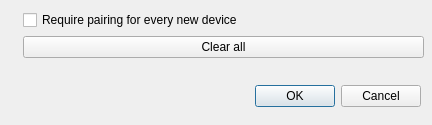
Old version of the form src/ui/SettingsDevices/settingsdevices.ui in the repository GrzybDev/OpenMicServer.
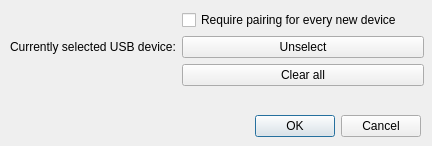
New version of the form.

Commit message: Added ability to reset selected usb device in Devices Settings

The edit to the form file:
```diff
--- a/src/ui/SettingsDevices/settingsdevices.ui
+++ b/src/ui/SettingsDevices/settingsdevices.ui
@@ -7,7 +7,7 @@
     <x>0</x>
     <y>0</y>
     <width>432</width>
-    <height>125</height>
+    <height>146</height>
    </rect>
   </property>
   <property name="minimumSize">
@@ -19,7 +19,7 @@
   <property name="maximumSize">
    <size>
     <width>432</width>
-    <height>125</height>
+    <height>146</height>
    </size>
   </property>
   <property name="windowTitle">
@@ -29,7 +29,7 @@
    <property name="geometry">
     <rect>
      <x>80</x>
-     <y>80</y>
+     <y>110</y>
      <width>341</width>
      <height>32</height>
     </rect>
@@ -47,7 +47,7 @@
      <x>10</x>
      <y>10</y>
      <width>414</width>
-     <height>61</height>
+     <height>90</height>
     </rect>
    </property>
    <layout class="QFormLayout" name="formLayout">
@@ -58,20 +58,34 @@
       </property>
      </widget>
     </item>
-    <item row="1" column="1">
+    <item row="3" column="1">
      <widget class="QPushButton" name="clearAllBtn">
       <property name="text">
        <string>Clear all</string>
       </property>
      </widget>
     </item>
-    <item row="1" column="0">
+    <item row="3" column="0">
      <widget class="QLabel" name="pairedLbl">
       <property name="text">
        <string/>
       </property>
      </widget>
     </item>
+    <item row="1" column="0">
+     <widget class="QLabel" name="usbSelectedLbl">
+      <property name="text">
+       <string>Currently selected USB device:</string>
+      </property>
+     </widget>
+    </item>
+    <item row="1" column="1">
+     <widget class="QPushButton" name="usbSelected">
+      <property name="text">
+       <string>Unselect</string>
+      </property>
+     </widget>
+    </item>
    </layout>
   </widget>
  </widget>
```
The commit also changes 2 other files.
